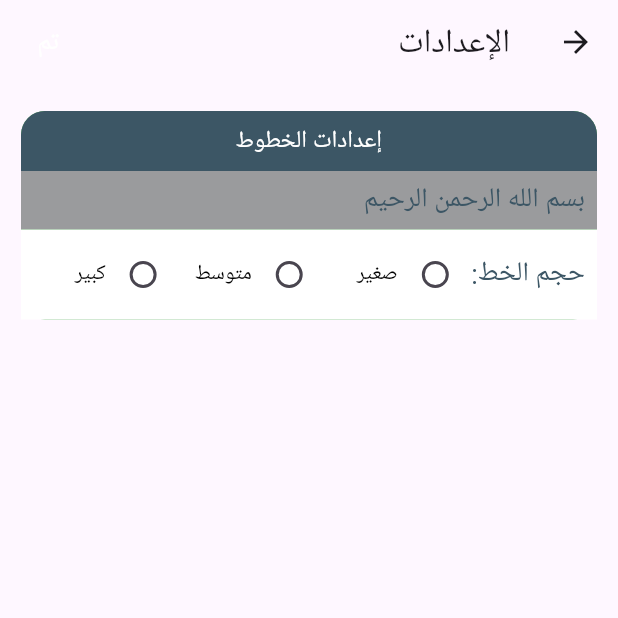
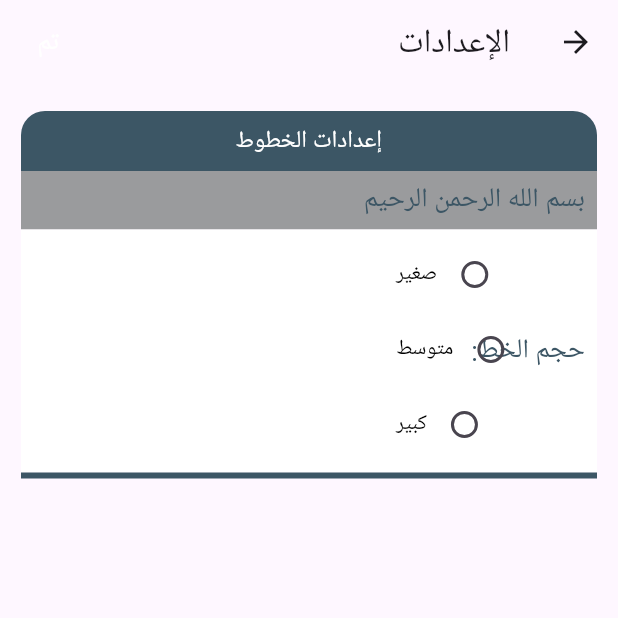
Before and after one commit to mostafamido196/Azkar-Flutter, a Flutter app: the SettingPage screen opened directly, on a phone screen of 412 x 824 dp, the top half of it. Run offline on Flutter 3.47's test engine with Material 3 defaults, Android fonts, the phone set to English and light mode, and no system bars; our stand-ins replace dartz, equatable, flutter_bloc, flutter_svg, get_it.

Commit message:
setting ui new version

```diff
--- a/lib/features/ziker/presentation/pages/SettingPage.dart
+++ b/lib/features/ziker/presentation/pages/SettingPage.dart
@@ -11,6 +11,7 @@ class SettingPage extends StatelessWidget {
     return Directionality(
         textDirection: TextDirection.rtl,
         child: Scaffold(
+          resizeToAvoidBottomInset : false,
           appBar: _buildAppbar(context),
           body: _buildBody(),
         ));
--- a/lib/features/ziker/presentation/widgets/SettingPageWidget/SettingWidget.dart
+++ b/lib/features/ziker/presentation/widgets/SettingPageWidget/SettingWidget.dart
@@ -31,13 +31,14 @@ class _SettingWidgetState extends State<SettingWidget> {
         width: double.infinity,
         // padding: EdgeInsets.all(16.0),
         decoration: BoxDecoration(
-          color: Colors.green,
+          // color: Colors.green,
           borderRadius: BorderRadius.circular(16.0), // Rounded corners
         ),
         child: Column(children: <Widget>[
           _titleSettingRow('إعدادات الخطوط'),
           _testFontBorerRow(),
-          _fontRadioRow()
+          _fontRadioRow(),
+          _space()
         ]));
   }
 
@@ -64,15 +65,23 @@ class _SettingWidgetState extends State<SettingWidget> {
   }
 
   Widget _radioButtons(BuildContext context, int index) {
-    return Expanded(
+    return Container(
+        width: 50,
+        height: 50,
+        child: Expanded(
           child: GestureDetector(
             onTap: () {
               setState(() {
                 _selectedSize = _getValue(index);
               });
             },
-        child: Row(
-          mainAxisSize: MainAxisSize.min,
+            child:  Wrap(
+                // spacing: 8.0, // gap between adjacent chips
+                // runSpacing: 1.0, // gap between lines
+                direction: Axis.vertical, // main axis (rows or columns)
+                children: <Widget>[
+                  Row(
+              // mainAxisSize: MainAxisSize.min,
               children: [
                 Radio<String>(
                   value: _getValue(index),
@@ -83,15 +92,16 @@ class _SettingWidgetState extends State<SettingWidget> {
                     });
                   },
                 ),
-            SizedBox(width: 1.0), // Adjust this value to control the space
+                SizedBox(width: 1.0),
+                // Adjust this value to control the space
                 Text(
                   _getTypeSize(index),
                   style: TextStyle(color: Colors.black, fontSize: 14.0),
                 ),
-          ],
+        ])],
             ),
           ),
-    );
+        ));
   }
 
   String _getValue(int index) {
@@ -115,8 +125,7 @@ class _SettingWidgetState extends State<SettingWidget> {
   Widget _testFontBorerRow() {
     return Container(
       color: AppColors.c3,
-      padding:
-      const EdgeInsets.only(top: 6, bottom: 6, right: 8, left: 8),
+      padding: const EdgeInsets.only(top: 6, bottom: 6, right: 8, left: 8),
       alignment: Alignment.centerRight,
       child: const Text(
         'بسم الله الرحمن الرحيم',
@@ -128,21 +137,34 @@ class _SettingWidgetState extends State<SettingWidget> {
   Widget _fontRadioRow() {
     return Container(
         color: AppColors.white,
-      padding:
-      const EdgeInsets.only(top: 6, bottom: 6, right: 8, left: 8),
+        padding: const EdgeInsets.only(top: 6, bottom: 6, right: 8, left: 8),
         alignment: Alignment.centerRight,
+        child: SingleChildScrollView(
           child: Row(
+            // mainAxisSize: MainAxisSize.max,
             children: <Widget>[
               const Text(
                 'حجم الخط:',
                 style: TextStyle(fontSize: 18, color: AppColors.c4Actionbar),
               ),
+              Column(
+                mainAxisAlignment: MainAxisAlignment.start,
+                crossAxisAlignment: CrossAxisAlignment.start,
+                children: [
                   _radioButtons(context, 1),
                   _radioButtons(context, 2),
                   _radioButtons(context, 3),
                 ],
+              )
+            ],
           ),
+        ));
+  }
+
+  Widget _space() {
+    return Container(
+      color: AppColors.c4Actionbar,
+      height: 4,
     );
   }
-
 }
```
Lines whose indentation alone changed are shown as unchanged.
